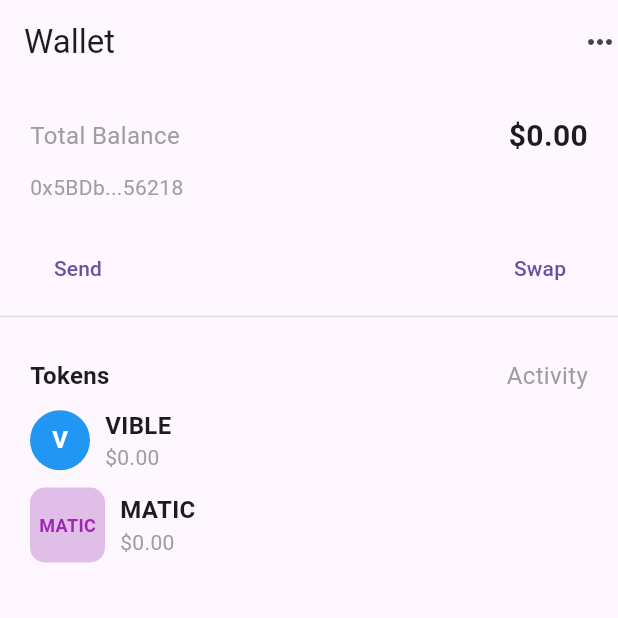
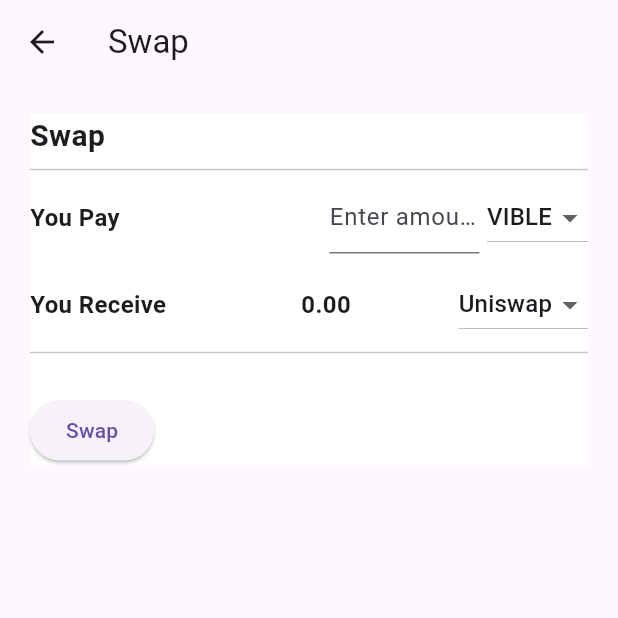
Before and after one commit to MRxTHUNDER/crypto_wallet_app, a Flutter app: the screen it shows after launch, after a tap on "Swap", on a phone screen of 412 x 824 dp, the top half of it. Run offline on Flutter 3.47's test engine with Material 3 defaults, Android fonts, the phone set to English and light mode, and no system bars; our stand-ins replace get.

Commit message:
second commit of wallet_app

```diff
--- a/lib/screens/hompage.dart
+++ b/lib/screens/hompage.dart
@@ -1,12 +1,68 @@
+// lib/screens/homepage.dart
+
 import 'package:flutter/material.dart';
+import 'package:get/get_core/src/get_main.dart';
+import 'package:get/get_navigation/get_navigation.dart';
+import 'package:wallet_app/screens/swap.dart';
+import 'package:wallet_app/services/wallet_service.dart';
 
-class HomeView extends StatelessWidget {
-  const HomeView({super.key});
+class HomeView extends StatefulWidget {
+  const HomeView({Key? key}) : super(key: key);
+
+  @override
+  _HomeViewState createState() => _HomeViewState();
+}
+
+class _HomeViewState extends State<HomeView> {
+  String _walletAddress = '0x5BDb...56218';
+  double _balance = 0.0;
+  String _statusMessage = '';
+
+  void _createWallet() async {
+    try {
+      final response = await WalletService.createWallet();
+      setState(() {
+        _walletAddress = response['address'];
+        _statusMessage = 'Wallet Created Successfully';
+      });
+    } catch (e) {
+      setState(() {
+        _statusMessage = 'Error creating wallet: $e';
+      });
+    }
+  }
+
+  void _retrieveBalance() async {
+    try {
+      final response = await WalletService.retrieveBalance(_walletAddress);
+      setState(() {
+        _balance = response['balance'];
+        _statusMessage = 'Balance Retrieved Successfully';
+      });
+    } catch (e) {
+      setState(() {
+        _statusMessage = 'Error retrieving balance: $e';
+      });
+    }
+  }
+
+  void _requestAirdrop() async {
+    try {
+      final response = await WalletService.requestAirdrop(_walletAddress);
+      _retrieveBalance(); // Refresh balance after airdrop
+      setState(() {
+        _statusMessage = 'Airdrop Requested Successfully';
+      });
+    } catch (e) {
+      setState(() {
+        _statusMessage = 'Error requesting airdrop: $e';
+      });
+    }
+  }
 
   @override
   Widget build(BuildContext context) {
-    return MaterialApp(
-      home: Scaffold(
+    return Scaffold(
       appBar: AppBar(
         title: Text('Wallet'),
         actions: [
@@ -39,7 +95,7 @@ class HomeView extends StatelessWidget {
                         ),
                       ),
                       Text(
-                          '0.00',
+                        _balance.toStringAsFixed(2),
                         style: TextStyle(
                           fontSize: 20,
                           fontWeight: FontWeight.bold,
@@ -51,31 +107,62 @@ class HomeView extends StatelessWidget {
               ),
             ),
             Padding(
-                padding: EdgeInsets.fromLTRB(20, 10, 20, 0),
-                child: Text(
-                  '0x5BDb...56218',
-                  style: TextStyle(
-                    fontSize: 14,
-                    color: Colors.grey,
-                  ),
-                ),
-              ),
-              Padding(
                 padding: EdgeInsets.fromLTRB(20, 20, 20, 0),
                 child: Row(
                   mainAxisAlignment: MainAxisAlignment.spaceBetween,
                   children: [
                     TextButton(
-                      onPressed: () {},
+                      onPressed: () {
+                        showModalBottomSheet(
+                          context: context,
+                          builder: (context) => buildBottomSheet(context),
+                        );
+                      },
                       child: Text('Send'),
                     ),
                     TextButton(
-                      onPressed: () {},
+                      onPressed: () {
+                        Get.to(() => SwapView());
+                      },
                       child: Text('Swap'),
                     ),
                   ],
                 ),
               ),
+              Divider(
+                thickness: 1,
+                color: Colors.grey[300],
+              ),
+            // Padding(
+            //   padding: EdgeInsets.fromLTRB(20, 10, 20, 0),
+            //   child: Text(
+            //     _walletAddress,
+            //     style: TextStyle(
+            //       fontSize: 14,
+            //       color: Colors.grey,
+            //     ),
+            //   ),
+            // ),
+            // Padding(
+            //   padding: EdgeInsets.fromLTRB(20, 20, 20, 0),
+            //   child: Row(
+            //     mainAxisAlignment: MainAxisAlignment.spaceBetween,
+            //     children: [
+            //       TextButton(
+            //         onPressed: _createWallet,
+            //         child: Text('Create Wallet'),
+            //       ),
+            //       TextButton(
+            //         onPressed: _retrieveBalance,
+            //         child: Text('Retrieve Balance'),
+            //       ),
+            //       TextButton(
+            //         onPressed: _requestAirdrop,
+            //         child: Text('Request Airdrop'),
+            //       ),
+            //     ],
+            //   ),
+            // ),
             Divider(
               thickness: 1,
               color: Colors.grey[300],
@@ -189,11 +276,42 @@ class HomeView extends StatelessWidget {
                 ],
               ),
             ),
+            Padding(
+              padding: EdgeInsets.fromLTRB(20, 20, 20, 0),
+              child: Text(
+                _statusMessage,
+                style: TextStyle(
+                  fontSize: 16,
+                  color: Colors.red,
+                ),
+              ),
+            ),
           ],
         ),
       ),
+    );
+  }
+}
+
+
+Widget buildBottomSheet(BuildContext context) {
+    return Container(
+      height: 100,
+      color: Colors.white,
+      child: Row(
+        mainAxisAlignment: MainAxisAlignment.spaceEvenly,
+        children: [
+          TextButton.icon(
+            onPressed: () => Navigator.pop(context), // Close the bottom sheet
+            icon: Icon(Icons.account_box),
+            label: Text('Address'),
+          ),
+          TextButton.icon(
+            onPressed: () => Navigator.pop(context), // Close the bottom sheet
+            icon: Icon(Icons.person),
+            label: Text('Username'),
+          ),
+        ],
       ),
     );
-
   }
-}
--- /dev/null
+++ b/lib/screens/swap.dart
@@ -0,0 +1,176 @@
+import 'package:flutter/material.dart';
+
+
+class SwapView extends StatefulWidget {
+  @override
+  _SwapViewState createState() => _SwapViewState();
+}
+
+class _SwapViewState extends State<SwapView> {
+  String givingToken = 'VIBLE';
+  String receivingToken = 'Uniswap';
+
+  String amountToPay = '0';
+  String amountToReceive = '0.00';
+
+  // Conversion rates based on selected receiving token
+  static const double uniswapRate = 0.000015;
+  static const double tetherRate = 0.000120;
+
+  @override
+  Widget build(BuildContext context) {
+    return Scaffold(
+      appBar: AppBar(
+        title: Text('Swap'),
+      ),
+      body: SingleChildScrollView(
+        child: Padding(
+          padding: EdgeInsets.all(20),
+          child: Container(
+            color: Colors.white,
+            child: Column(
+              crossAxisAlignment: CrossAxisAlignment.start,
+              children: [
+                Text(
+                  'Swap',
+                  style: TextStyle(
+                    fontSize: 20,
+                    fontWeight: FontWeight.bold,
+                  ),
+                ),
+                Divider(thickness: 1),
+                Row(
+                  mainAxisAlignment: MainAxisAlignment.spaceBetween,
+                  children: [
+                    Text(
+                      'You Pay',
+                      style: TextStyle(
+                        fontSize: 16,
+                        fontWeight: FontWeight.bold,
+                      ),
+                    ),
+                    Row(
+                      children: [
+                        SizedBox(
+                          width: 100,
+                          child: TextField(
+                            decoration: InputDecoration(
+                              hintText: 'Enter amount',
+                            ),
+                            keyboardType: TextInputType.number,
+                            onChanged: (value) {
+                              setState(() {
+                                amountToPay = value;
+                                updateReceiveAmount();
+                              });
+                            },
+                          ),
+                        ),
+                        SizedBox(
+                          width: 5,
+                        ),
+                        DropdownButton<String>(
+                          value: givingToken,
+                          items: [
+                            DropdownMenuItem(
+                              child: Text('VIBLE'),
+                              value: 'VIBLE',
+                            ),
+                            // Add more dropdown items as needed
+                          ],
+                          onChanged: (value) {
+                            setState(() {
+                              givingToken = value!;
+                              updateReceiveAmount();
+                            });
+                          },
+                        ),
+                      ],
+                    ),
+                  ],
+                ),
+                SizedBox(height: 10),
+                Row(
+                  mainAxisAlignment: MainAxisAlignment.spaceBetween,
+                  children: [
+                    Text(
+                      'You Receive',
+                      style: TextStyle(
+                        fontSize: 16,
+                        fontWeight: FontWeight.bold,
+                      ),
+                    ),
+                    Row(
+                      children: [
+                        SizedBox(
+                          width: 100,
+                          child: Text(
+                            amountToReceive,
+                            style: TextStyle(
+                              fontSize: 16,
+                              fontWeight: FontWeight.bold,
+                            ),
+                          ),
+                        ),
+                        SizedBox(
+                          width: 5,
+                        ),
+                        DropdownButton<String>(
+                          value: receivingToken,
+                          items: [
+                            DropdownMenuItem(
+                              child: Text('Uniswap'),
+                              value: 'Uniswap',
+                            ),
+                            DropdownMenuItem(
+                              child: Text('Tether'),
+                              value: 'Tether',
+                            ),
+                            // Add more dropdown items as needed
+                          ],
+                          onChanged: (value) {
+                            setState(() {
+                              receivingToken = value!;
+                              updateReceiveAmount();
+                            });
+                          },
+                        ),
+                      ],
+                    ),
+                  ],
+                ),
+                Divider(thickness: 1),
+                SizedBox(height: 20),
+                ElevatedButton(
+                  onPressed: () {
+                    // Implement swap functionality here
+                  },
+                  child: Text('Swap'),
+                ),
+              ],
+            ),
+          ),
+        ),
+      ),
+    );
+  }
+
+  void updateReceiveAmount() {
+    double payAmount = double.tryParse(amountToPay) ?? 0;
+    double calculatedAmount = 0.00;
+
+    switch (receivingToken) {
+      case 'Uniswap':
+        calculatedAmount = payAmount * uniswapRate;
+        break;
+      case 'Tether':
+        calculatedAmount = payAmount * tetherRate;
+        break;
+      // Add more cases for additional receiving tokens
+    }
+
+    setState(() {
+      amountToReceive = calculatedAmount.toStringAsFixed(6); // Format to 2 decimal places
+    });
+  }
+}
```
Also changed, not shown: lib/services/wallet_service.dart (added, +80 -0 lines). Lines whose indentation alone changed are shown as unchanged.
